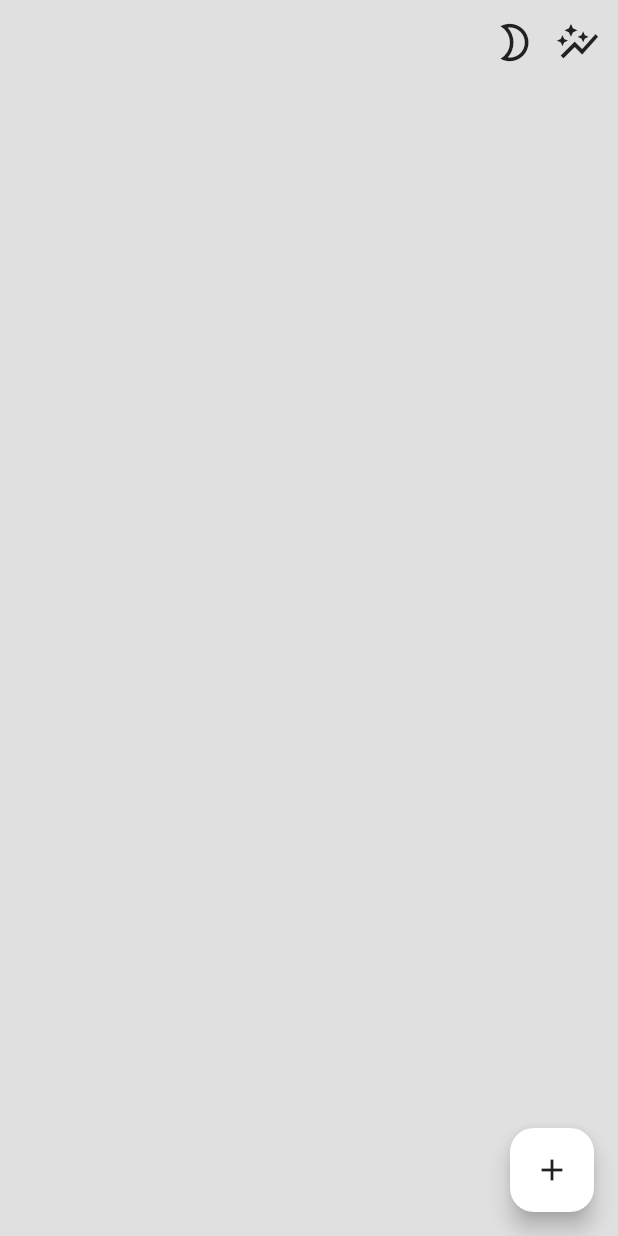
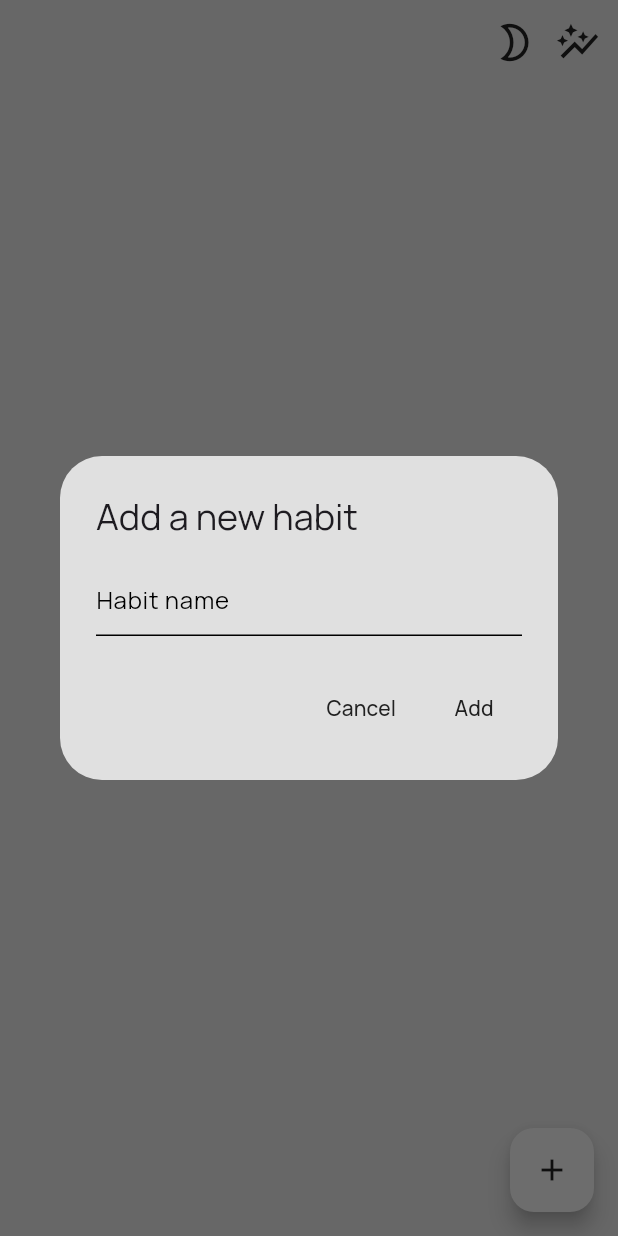
Before and after one commit to artemhula/habbits_app, a Flutter app: the screen it shows after launch, after a tap on the "add" icon, on a phone screen of 412 x 824 dp. Run offline on Flutter 3.47's test engine with Material 3 defaults, Android fonts, the phone set to English and light mode, and no system bars; our stand-ins replace get_it, google_fonts, sqflite; accounts and stored records are empty.

Commit message:
Updated screen

```diff
--- /dev/null
+++ b/lib/locator.dart
@@ -0,0 +1,11 @@
+import 'package:get_it/get_it.dart';
+import 'package:habits/database/sqlite_database.dart';
+import 'theme/theme_provider.dart';
+
+final sl = GetIt.instance;
+
+Future<void> initializeDependencies() async {
+  sl.registerFactory(() => ThemeProvider());
+  sl.registerSingleton(HabitDatabase.instance);
+  sl<HabitDatabase>().saveFirstEntryDate();
+}
--- a/lib/main.dart
+++ b/lib/main.dart
@@ -1,23 +1,25 @@
 import 'package:flutter/material.dart';
+import 'package:habits/locator.dart';
 import 'package:habits/screens/calendar_screen.dart';
 import 'package:habits/theme/theme_provider.dart';
 import 'package:provider/provider.dart';
 
-void main() {
+void main() async {
+  await initializeDependencies();
   runApp(
     ChangeNotifierProvider(
-      create: (BuildContext context) => ThemeProvider(),
-      child: const MyApp(),
+      create: (BuildContext context) => sl<ThemeProvider>(),
+      child: const HabitApp(),
     ),
   );
 }
 
-class MyApp extends StatelessWidget {
-  const MyApp({super.key});
+class HabitApp extends StatelessWidget {
+  const HabitApp({super.key});
   @override
   Widget build(BuildContext context) {
     return MaterialApp(
-      title: 'Flutter Demo',
+      title: 'habits',
       home: const CalendarScreen(),
       theme: Provider.of<ThemeProvider>(context).theme,
       debugShowCheckedModeBanner: false,
--- a/lib/screens/calendar_screen.dart
+++ b/lib/screens/calendar_screen.dart
@@ -1,9 +1,22 @@
 import 'package:flutter/material.dart';
+import 'package:habits/database/sqlite_database.dart';
+import 'package:habits/models/habit.dart';
+import 'package:habits/models/habit_completion.dart';
 import 'package:habits/theme/theme_provider.dart';
 import 'package:provider/provider.dart';
+import 'package:habits/locator.dart';
 
-class CalendarScreen extends StatelessWidget {
+class CalendarScreen extends StatefulWidget {
   const CalendarScreen({super.key});
+
+  @override
+  State<CalendarScreen> createState() => _CalendarScreenState();
+}
+
+class _CalendarScreenState extends State<CalendarScreen> {
+  var habitNameController = TextEditingController();
+  List<Habit> habits = [];
+  List<HabitCompletion> habitComplections = [];
 
   @override
   Widget build(BuildContext context) {
@@ -13,7 +26,34 @@ class CalendarScreen extends StatelessWidget {
           Icons.add,
           color: Theme.of(context).colorScheme.inverseSurface,
         ),
-          onPressed: () => null,
+        onPressed: () => showDialog(
+          context: context,
+          builder: (context) => AlertDialog(
+            title: const Text('Add a new habit'),
+            content: SizedBox(
+              width: 300,
+              child: TextField(
+                controller: habitNameController,
+                decoration: const InputDecoration(
+                  hintText: 'Habit name',
+                ),
+              ),
+            ),
+            actions: [
+              TextButton(
+                onPressed: () => Navigator.pop(context),
+                child: const Text('Cancel'),
+              ),
+              TextButton(
+                onPressed: () {
+                  sl<HabitDatabase>().addHabit(habitNameController.text);
+                  habitNameController.clear();
+                },
+                child: const Text('Add'),
+              ),
+            ],
+          ),
+        ),
       ),
       appBar: AppBar(
         forceMaterialTransparency: true,
@@ -45,8 +85,27 @@ class CalendarScreen extends StatelessWidget {
           ),
         ],
       ),
-        body: ListView(
-          children: [],
-        ));
+      body: ListView.builder(
+        itemCount: habits.length,
+        itemBuilder: (context, index) {
+          final habit = habits[index];
+          return ListTile(
+            title: Text(habit.name),
+            trailing: IconButton(
+              icon: Icon(
+                habitComplections.any((c) =>
+                        c.habitId == habit.id &&
+                        c.date.year == DateTime.now().year &&
+                        c.date.month == DateTime.now().month &&
+                        c.date.day == DateTime.now().day)
+                    ? Icons.check_box
+                    : Icons.check_box_outline_blank,
+              ),
+              onPressed: () => sl<HabitDatabase>().toggleHabitCompletion(habit.id, DateTime.now()),
+            ),
+          );
+        },
+      ),
+    );
   }
 }
--- a/lib/theme/themes.dart
+++ b/lib/theme/themes.dart
@@ -1,13 +1,43 @@
 import 'package:flutter/material.dart';
+import 'package:google_fonts/google_fonts.dart';
 
 ThemeData lightTheme = ThemeData(
   colorScheme: ColorScheme.light(
     surface: Colors.grey[300]!,
-    primary: Colors.white,
+    primary: Colors.grey[200]!,
     inverseSurface: Colors.grey[900],
+  ),
+  textTheme: GoogleFonts.manropeTextTheme(),
+  textButtonTheme: TextButtonThemeData(
+    style: ButtonStyle(
+      foregroundColor: WidgetStateProperty.all(Colors.grey[900]),
+    ),
+  ),
+  textSelectionTheme: TextSelectionThemeData(
+    cursorColor: Colors.grey[800],
+    selectionColor: Colors.grey[800],
+    selectionHandleColor: Colors.grey[800],
   ),
 );
 
 ThemeData darkTheme = ThemeData(
-  colorScheme: const ColorScheme.dark(),
+  colorScheme: ColorScheme.dark(
+    surface: Colors.grey[900]!,
+    primary: Colors.grey[800]!,
+    inverseSurface: Colors.grey[300],
+  ),
+  textTheme: GoogleFonts.manropeTextTheme().apply(
+    bodyColor: Colors.white,
+    displayColor: Colors.white,
+  ),
+  textButtonTheme: TextButtonThemeData(
+    style: ButtonStyle(
+      foregroundColor: WidgetStateProperty.all(Colors.grey[300]),
+    ),
+  ),
+  textSelectionTheme: TextSelectionThemeData(
+    cursorColor: Colors.grey[300],
+    selectionColor: Colors.grey[300],
+    selectionHandleColor: Colors.grey[300],
+  ),
 );
--- a/pubspec.yaml
+++ b/pubspec.yaml
@@ -38,6 +38,8 @@ dependencies:
   provider: ^6.1.2
   sqflite: ^2.3.3+1
   json_annotation: ^4.9.0
+  google_fonts: ^6.2.1
+  get_it: ^7.7.0
 
 dev_dependencies:
   flutter_test:
```
Also changed, not shown: pubspec.lock. Lines whose indentation alone changed are shown as unchanged.
